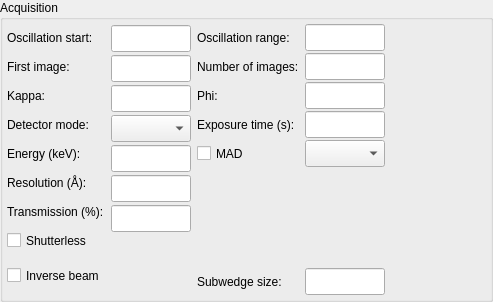
This is Bricks/widgets/ui_files/Qt4_acquisition_widget_vertical_layout.ui in mxcube/mxcubeqt as Qt 5 draws it before an edit. The edited form follows.
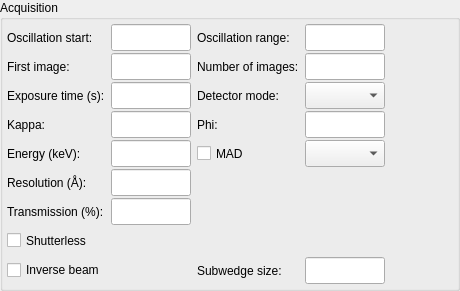
This is the edited form.

```diff
--- a/Bricks/widgets/ui_files/Qt4_acquisition_widget_vertical_layout.ui
+++ b/Bricks/widgets/ui_files/Qt4_acquisition_widget_vertical_layout.ui
@@ -6,8 +6,8 @@
    <rect>
     <x>0</x>
     <y>0</y>
-    <width>493</width>
-    <height>302</height>
+    <width>460</width>
+    <height>291</height>
    </rect>
   </property>
   <property name="sizePolicy">
@@ -115,6 +115,28 @@
               </property>
              </widget>
             </item>
+            <item>
+             <widget class="QLabel" name="exp_time_label">
+              <property name="minimumSize">
+               <size>
+                <width>0</width>
+                <height>27</height>
+               </size>
+              </property>
+              <property name="maximumSize">
+               <size>
+                <width>16777215</width>
+                <height>27</height>
+               </size>
+              </property>
+              <property name="text">
+               <string>Exposure time (s):</string>
+              </property>
+              <property name="wordWrap">
+               <bool>false</bool>
+              </property>
+             </widget>
+            </item>
             <item>
              <widget class="QLabel" name="kappa_label">
               <property name="minimumSize">
@@ -137,37 +159,6 @@
               </property>
              </widget>
             </item>
-            <item>
-             <widget class="QLabel" name="detector_roi_mode_label">
-              <property name="enabled">
-               <bool>true</bool>
-              </property>
-              <property name="sizePolicy">
-               <sizepolicy hsizetype="Fixed" vsizetype="Preferred">
-                <horstretch>0</horstretch>
-                <verstretch>0</verstretch>
-               </sizepolicy>
-              </property>
-              <property name="minimumSize">
-               <size>
-                <width>0</width>
-                <height>27</height>
-               </size>
-              </property>
-              <property name="maximumSize">
-               <size>
-                <width>160</width>
-                <height>27</height>
-               </size>
-              </property>
-              <property name="text">
-               <string>Detector mode:</string>
-              </property>
-              <property name="wordWrap">
-               <bool>false</bool>
-              </property>
-             </widget>
-            </item>
             <item>
              <widget class="QLabel" name="energy_label">
               <property name="minimumSize">
@@ -326,6 +317,22 @@
               </property>
              </widget>
             </item>
+            <item>
+             <widget class="QLineEdit" name="exp_time_ledit">
+              <property name="minimumSize">
+               <size>
+                <width>80</width>
+                <height>27</height>
+               </size>
+              </property>
+              <property name="maximumSize">
+               <size>
+                <width>70</width>
+                <height>27</height>
+               </size>
+              </property>
+             </widget>
+            </item>
             <item>
              <widget class="QLineEdit" name="kappa_ledit">
               <property name="minimumSize">
@@ -342,28 +349,6 @@
               </property>
              </widget>
             </item>
-            <item>
-             <widget class="QComboBox" name="detector_roi_mode_combo">
-              <property name="enabled">
-               <bool>true</bool>
-              </property>
-              <property name="minimumSize">
-               <size>
-                <width>80</width>
-                <height>27</height>
-               </size>
-              </property>
-              <property name="maximumSize">
-               <size>
-                <width>70</width>
-                <height>27</height>
-               </size>
-              </property>
-              <property name="toolTip">
-               <string>Select necesaary detector mode</string>
-              </property>
-             </widget>
-            </item>
             <item>
              <widget class="QLineEdit" name="energy_ledit">
               <property name="minimumSize">
@@ -423,7 +408,7 @@
               <property name="sizeHint" stdset="0">
                <size>
                 <width>20</width>
-                <height>60</height>
+                <height>56</height>
                </size>
               </property>
              </spacer>
@@ -486,6 +471,37 @@
               </property>
              </widget>
             </item>
+            <item>
+             <widget class="QLabel" name="detector_roi_mode_label">
+              <property name="enabled">
+               <bool>true</bool>
+              </property>
+              <property name="sizePolicy">
+               <sizepolicy hsizetype="Fixed" vsizetype="Preferred">
+                <horstretch>0</horstretch>
+                <verstretch>0</verstretch>
+               </sizepolicy>
+              </property>
+              <property name="minimumSize">
+               <size>
+                <width>0</width>
+                <height>27</height>
+               </size>
+              </property>
+              <property name="maximumSize">
+               <size>
+                <width>160</width>
+                <height>27</height>
+               </size>
+              </property>
+              <property name="text">
+               <string>Detector mode:</string>
+              </property>
+              <property name="wordWrap">
+               <bool>false</bool>
+              </property>
+             </widget>
+            </item>
             <item>
              <widget class="QLabel" name="kappa_phi_label">
               <property name="minimumSize">
@@ -508,28 +524,6 @@
               </property>
              </widget>
             </item>
-            <item>
-             <widget class="QLabel" name="exp_time_label">
-              <property name="minimumSize">
-               <size>
-                <width>0</width>
-                <height>27</height>
-               </size>
-              </property>
-              <property name="maximumSize">
-               <size>
-                <width>16777215</width>
-                <height>27</height>
-               </size>
-              </property>
-              <property name="text">
-               <string>Exposure time (s):</string>
-              </property>
-              <property name="wordWrap">
-               <bool>false</bool>
-              </property>
-             </widget>
-            </item>
             <item>
              <widget class="QCheckBox" name="mad_cbox">
               <property name="minimumSize">
@@ -629,6 +623,28 @@
               </property>
              </widget>
             </item>
+            <item>
+             <widget class="QComboBox" name="detector_roi_mode_combo">
+              <property name="enabled">
+               <bool>true</bool>
+              </property>
+              <property name="minimumSize">
+               <size>
+                <width>80</width>
+                <height>27</height>
+               </size>
+              </property>
+              <property name="maximumSize">
+               <size>
+                <width>70</width>
+                <height>27</height>
+               </size>
+              </property>
+              <property name="toolTip">
+               <string>Select necesaary detector mode</string>
+              </property>
+             </widget>
+            </item>
             <item>
              <widget class="QLineEdit" name="kappa_phi_ledit">
               <property name="minimumSize">
@@ -645,22 +661,6 @@
               </property>
              </widget>
             </item>
-            <item>
-             <widget class="QLineEdit" name="exp_time_ledit">
-              <property name="minimumSize">
-               <size>
-                <width>80</width>
-                <height>27</height>
-               </size>
-              </property>
-              <property name="maximumSize">
-               <size>
-                <width>70</width>
-                <height>27</height>
-               </size>
-              </property>
-             </widget>
-            </item>
             <item>
              <widget class="QComboBox" name="energies_combo">
               <property name="minimumSize">
```
